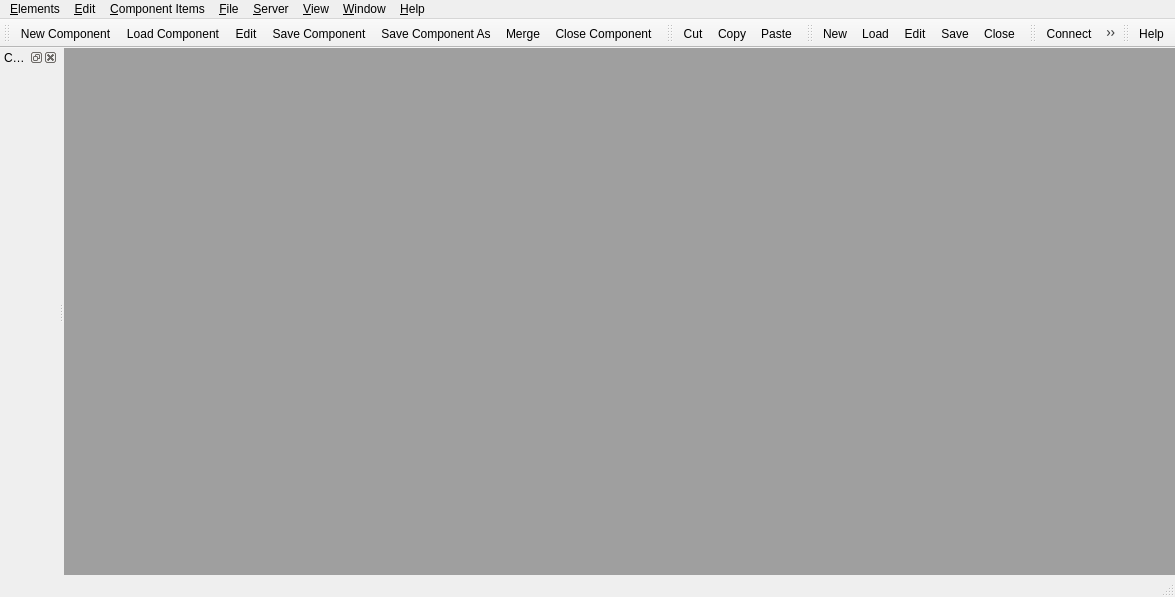
First picture: the form in nxsconfigtool/ui/mainwindow.ui, repository jkotan/nexdatas.configtool, before the edit.
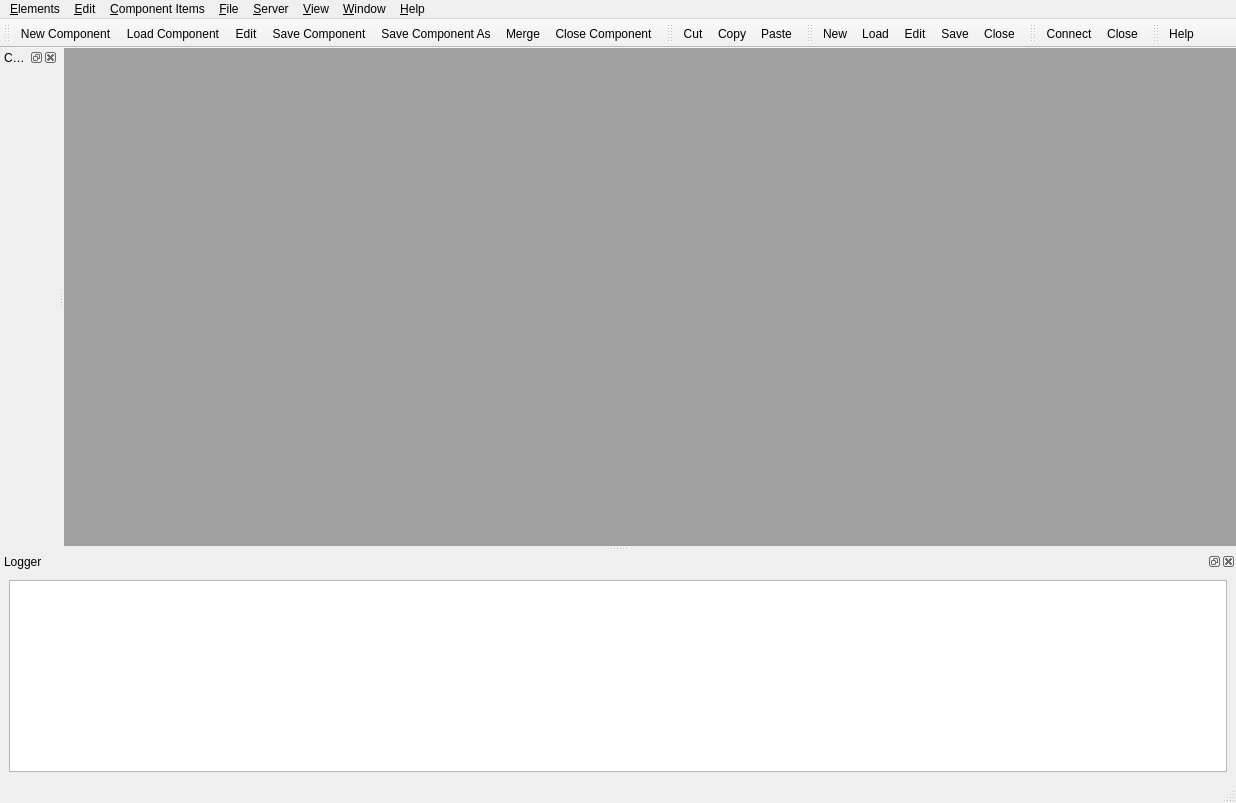
Second picture: the form after the edit.

Commit message: add debug windows. Itcloses #6

The edit to the form file:
```diff
--- a/nxsconfigtool/ui/mainwindow.ui
+++ b/nxsconfigtool/ui/mainwindow.ui
@@ -6,8 +6,8 @@
    <rect>
     <x>0</x>
     <y>0</y>
-    <width>1175</width>
-    <height>597</height>
+    <width>1236</width>
+    <height>803</height>
    </rect>
   </property>
   <property name="windowTitle">
@@ -38,8 +38,8 @@
     <rect>
      <x>0</x>
      <y>0</y>
-     <width>1175</width>
-     <height>25</height>
+     <width>1236</width>
+     <height>24</height>
     </rect>
    </property>
    <widget class="QMenu" name="menuFile">
@@ -280,6 +280,43 @@
    </attribute>
    <addaction name="actionComponentDesignerHelp"/>
   </widget>
+  <widget class="QDockWidget" name="logDockWidget">
+   <property name="layoutDirection">
+    <enum>Qt::LeftToRight</enum>
+   </property>
+   <property name="autoFillBackground">
+    <bool>false</bool>
+   </property>
+   <property name="floating">
+    <bool>false</bool>
+   </property>
+   <property name="features">
+    <set>QDockWidget::AllDockWidgetFeatures</set>
+   </property>
+   <property name="allowedAreas">
+    <set>Qt::AllDockWidgetAreas</set>
+   </property>
+   <property name="windowTitle">
+    <string>Logger</string>
+   </property>
+   <attribute name="dockWidgetArea">
+    <number>8</number>
+   </attribute>
+   <widget class="QWidget" name="logDockWidgetContents">
+    <layout class="QGridLayout" name="gridLayout_3">
+     <item row="0" column="0">
+      <widget class="QTextBrowser" name="logTextBrowser">
+       <property name="sizePolicy">
+        <sizepolicy hsizetype="Expanding" vsizetype="Expanding">
+         <horstretch>0</horstretch>
+         <verstretch>0</verstretch>
+        </sizepolicy>
+       </property>
+      </widget>
+     </item>
+    </layout>
+   </widget>
+  </widget>
   <action name="actionNew">
    <property name="text">
     <string>&amp;New Component</string>
```
Left out of the diff: 51 changed lines with no effect on the pictures. The commit also changes 29 other files.
